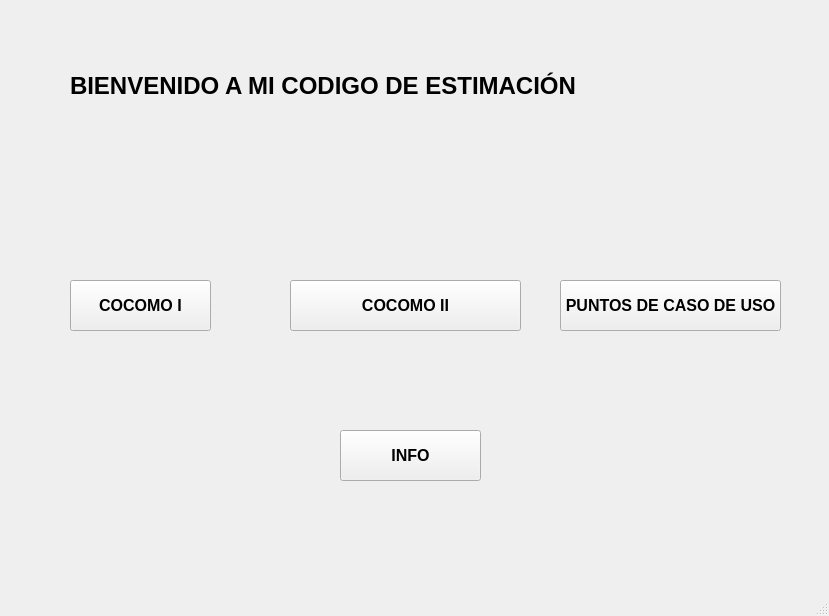
Old version of the form principal.ui in the repository Richard022R/proyecto-pyqt5.
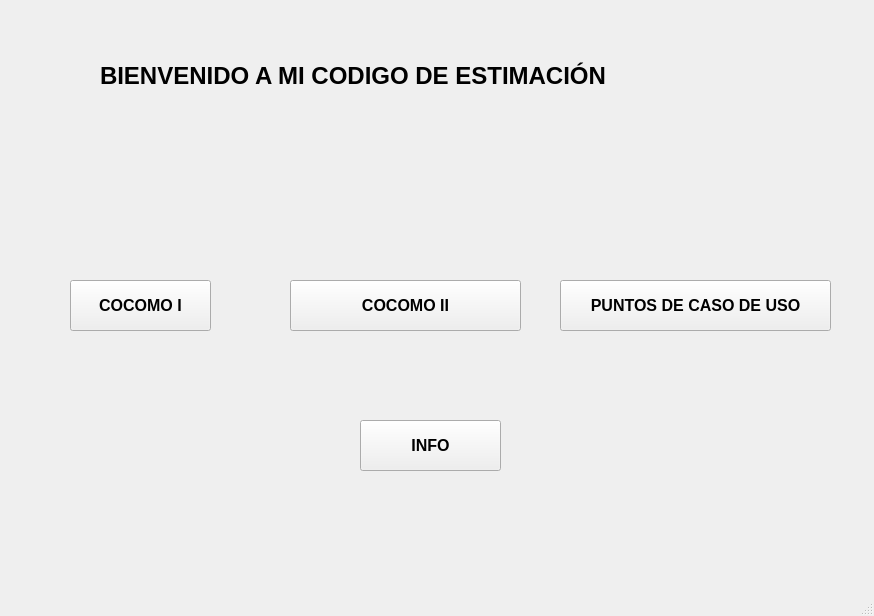
New version of the form. Icons and pictures are not drawn.

```diff
--- a/principal.ui
+++ b/principal.ui
@@ -6,7 +6,7 @@
    <rect>
     <x>0</x>
     <y>0</y>
-    <width>829</width>
+    <width>874</width>
     <height>616</height>
    </rect>
   </property>
@@ -17,8 +17,8 @@
    <widget class="QPushButton" name="pushButton_2">
     <property name="geometry">
      <rect>
-      <x>340</x>
-      <y>430</y>
+      <x>360</x>
+      <y>420</y>
       <width>141</width>
       <height>51</height>
      </rect>
@@ -37,8 +37,8 @@
    <widget class="QLabel" name="label">
     <property name="geometry">
      <rect>
-      <x>70</x>
-      <y>50</y>
+      <x>100</x>
+      <y>40</y>
       <width>681</width>
       <height>71</height>
      </rect>
@@ -79,7 +79,7 @@
      <rect>
       <x>560</x>
       <y>280</y>
-      <width>221</width>
+      <width>271</width>
       <height>51</height>
      </rect>
     </property>
@@ -155,7 +155,7 @@
    <widget class="QLabel" name="label_4">
     <property name="geometry">
      <rect>
-      <x>610</x>
+      <x>630</x>
       <y>140</y>
       <width>131</width>
       <height>121</height>
```
